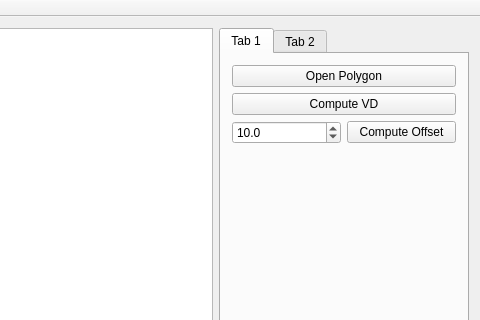
Before: the Qt Designer form VoronoiPolygonOffset/VoronoiPolygonOffset.ui in dehan2/VoronoiPolygonOffset, drawn with Qt 5; both pictures show x 633 to 1113 and y 0 to 320 of the 1113 by 650 pixel window.
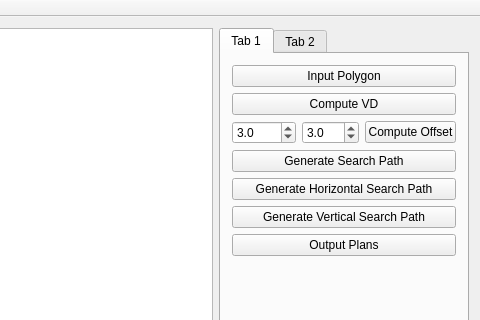
After: the same form once the commit is applied.

```diff
--- a/VoronoiPolygonOffset/VoronoiPolygonOffset.ui
+++ b/VoronoiPolygonOffset/VoronoiPolygonOffset.ui
@@ -34,7 +34,7 @@
         <item>
          <widget class="QPushButton" name="pushButton_open_polygon">
           <property name="text">
-           <string>Open Polygon</string>
+           <string>Input Polygon</string>
           </property>
          </widget>
         </item>
@@ -56,7 +56,20 @@
              <double>1000.000000000000000</double>
             </property>
             <property name="value">
-             <double>10.000000000000000</double>
+             <double>3.000000000000000</double>
+            </property>
+           </widget>
+          </item>
+          <item>
+           <widget class="QDoubleSpinBox" name="doubleSpinBox_offsetIncrement">
+            <property name="decimals">
+             <number>1</number>
+            </property>
+            <property name="minimum">
+             <double>1.000000000000000</double>
+            </property>
+            <property name="value">
+             <double>3.000000000000000</double>
             </property>
            </widget>
           </item>
@@ -69,6 +82,34 @@
           </item>
          </layout>
         </item>
+        <item>
+         <widget class="QPushButton" name="pushButton_compute_search_path">
+          <property name="text">
+           <string>Generate Search Path</string>
+          </property>
+         </widget>
+        </item>
+        <item>
+         <widget class="QPushButton" name="pushButton_generate_horizontal_search_path">
+          <property name="text">
+           <string>Generate Horizontal Search Path</string>
+          </property>
+         </widget>
+        </item>
+        <item>
+         <widget class="QPushButton" name="pushButton_generate_verticall_search_path">
+          <property name="text">
+           <string>Generate Vertical Search Path</string>
+          </property>
+         </widget>
+        </item>
+        <item>
+         <widget class="QPushButton" name="pushButton_print_plan">
+          <property name="text">
+           <string>Output Plans</string>
+          </property>
+         </widget>
+        </item>
         <item>
          <spacer name="verticalSpacer">
           <property name="orientation">
```
Left out of the diff: 72 changed lines with no effect on the pictures.
